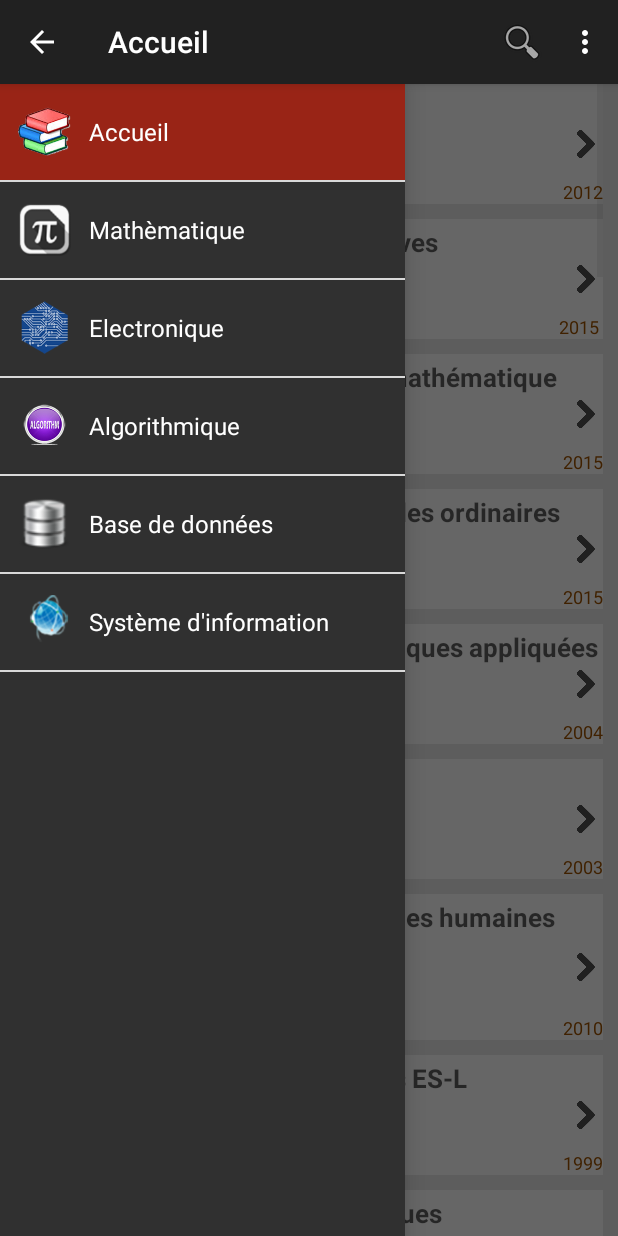
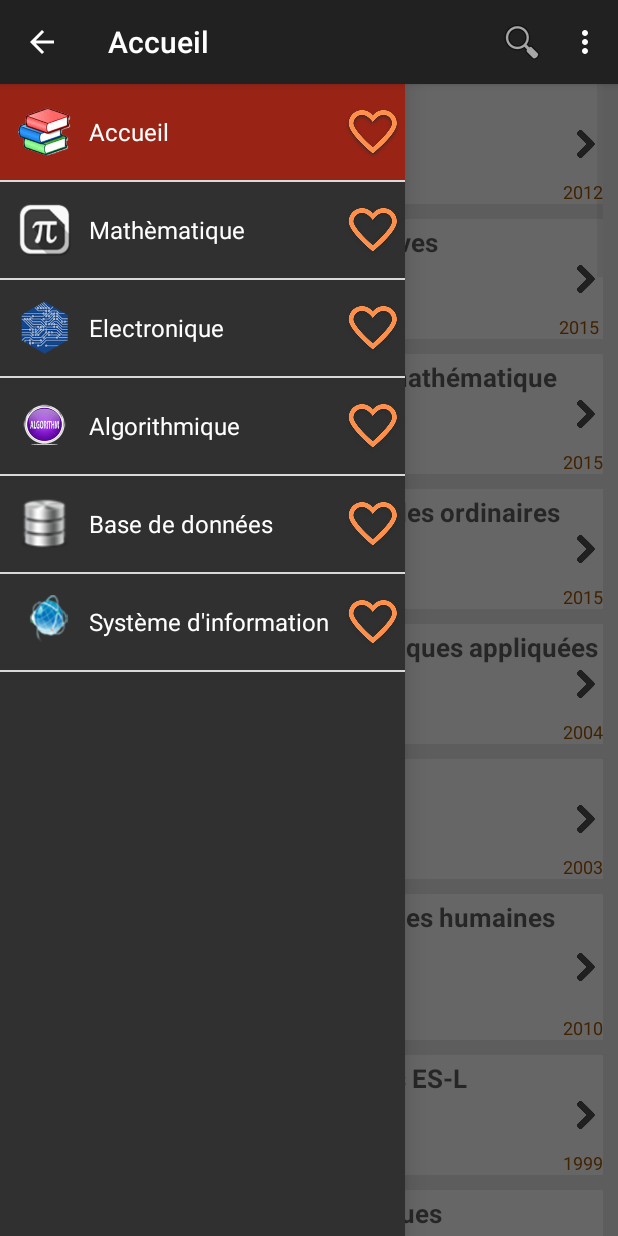
Before and after one commit to IhebCh/ESI-LIB, an Android app: the ListeLivres screen opened directly, with no data from a screen before it, with the side drawer open, on a phone screen of 412 x 824 dp. Run offline under Robolectric (Android 15) with nearby library versions, the phone set to English and light mode, and no system bars; 2 statements that could not run were skipped.

```diff
--- a/app/src/main/AndroidManifest.xml
+++ b/app/src/main/AndroidManifest.xml
@@ -19,6 +19,8 @@
         </activity>
         <activity
             android:name="LoginActivity"
+            android:windowSoftInputMode="adjustPan"
+
             android:label="@string/app_name" >
             <intent-filter>
                 <action android:name="android.intent.action.MAIN" />
--- a/app/src/main/java/com/devmobile/cs2/esi_lib/Adapters/MenuItemAdapter.java
+++ b/app/src/main/java/com/devmobile/cs2/esi_lib/Adapters/MenuItemAdapter.java
@@ -50,6 +50,7 @@ public class MenuItemAdapter extends BaseAdapter{
         ImageView imgIcon = (ImageView) convertView.findViewById(R.id.icon);
         TextView txtTitle = (TextView) convertView.findViewById(R.id.title);
         final ImageView favoris = (ImageView) convertView.findViewById(R.id.favoris);
+
         favoris.setTag(R.drawable.ic_favorite_empty_pressed);
         favoris.setOnClickListener(new View.OnClickListener() {
             @Override
--- a/app/src/main/res/layout/fragment_sign_up.xml
+++ b/app/src/main/res/layout/fragment_sign_up.xml
@@ -191,10 +191,7 @@
                     android:id="@+id/imageView2"
                     android:src="@drawable/images"/>
 
-                <DatePicker
-                    android:layout_width="wrap_content"
-                    android:layout_height="wrap_content"
-                    android:id="@+id/datePicker" />
+
             </LinearLayout>
 
             <LinearLayout
--- a/app/src/main/res/layout/liste_menu_range.xml
+++ b/app/src/main/res/layout/liste_menu_range.xml
@@ -33,7 +33,7 @@
         android:layout_width="wrap_content"
         android:layout_height="wrap_content"
         android:id="@+id/favoris"
-
+        android:src="@drawable/ic_favorite_empty_pressed"
         android:layout_centerVertical="true"
         android:layout_alignParentRight="true"
         android:layout_alignParentEnd="true" />
```
Also changed, not shown: 1 other file.
